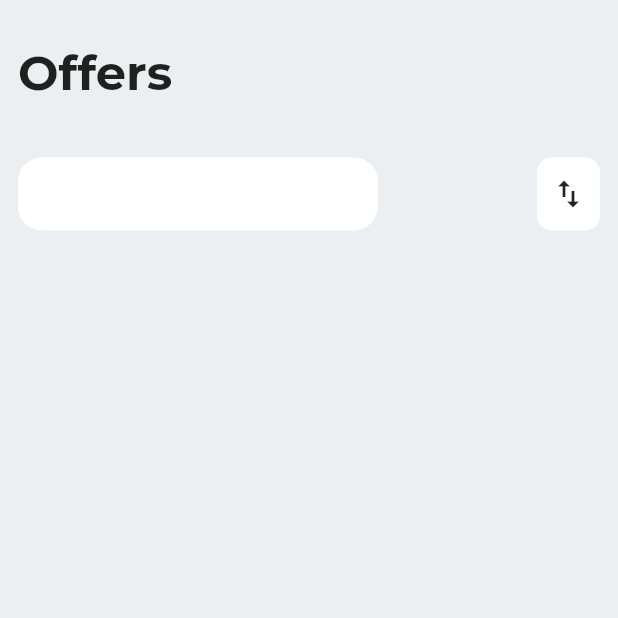
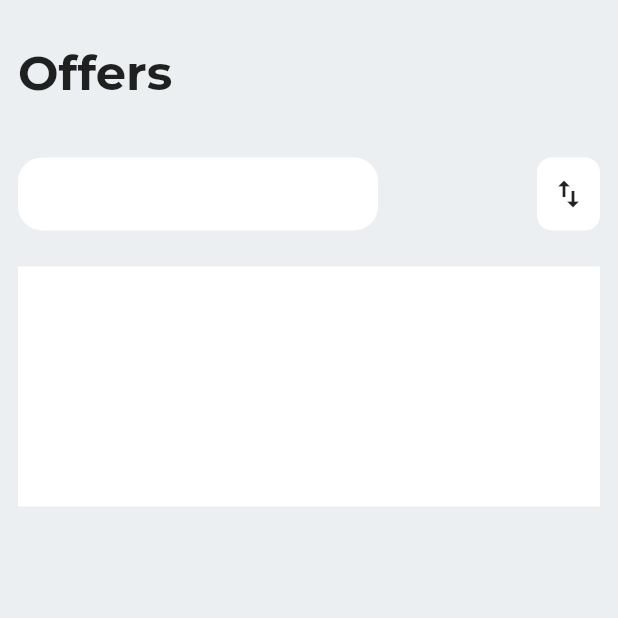
Before and after one commit to JAICHANGPARK/flutter_notebook_11th_story, a Flutter app: the screen it shows after launch, on a phone screen of 412 x 824 dp, the top half of it. Run offline on Flutter 3.47's test engine with Material 2 defaults, Android fonts, the phone set to English and light mode, and no system bars; our stand-ins replace backdrop, badges, flutter_inner_drawer, flutter_slidable, flutter_swiper, google_fonts.

Commit message:
Update offers_home_page.dart

```diff
--- a/lib/ep741_offers_app/ui/offers_home_page.dart
+++ b/lib/ep741_offers_app/ui/offers_home_page.dart
@@ -55,7 +55,9 @@ class _OffersHomePageState extends State<OffersHomePage> {
                   SizedBox(
                     height: 160,
                     child: Container(
-
+                      decoration: BoxDecoration(
+                        color: Colors.white,
+                      ),
                     ),
                   )
                 ],
```
